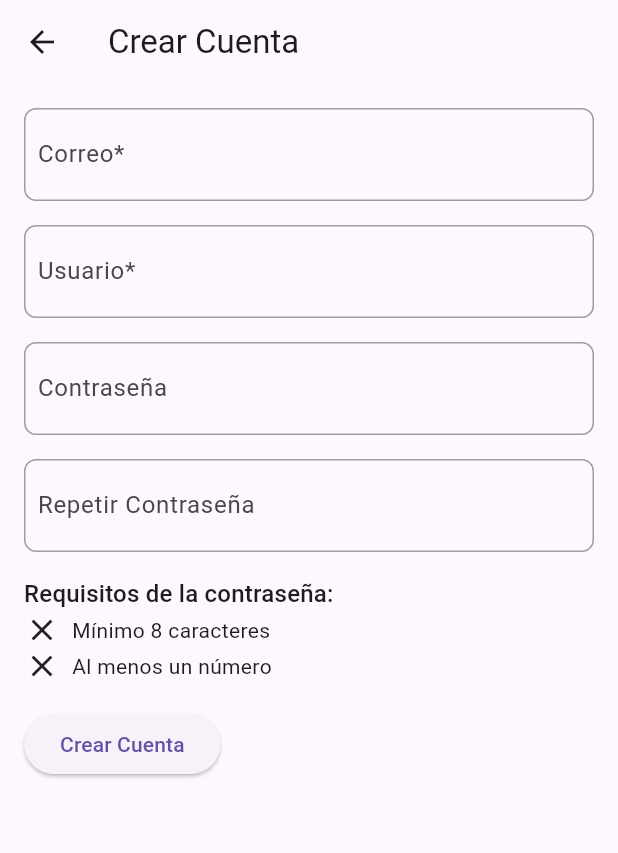
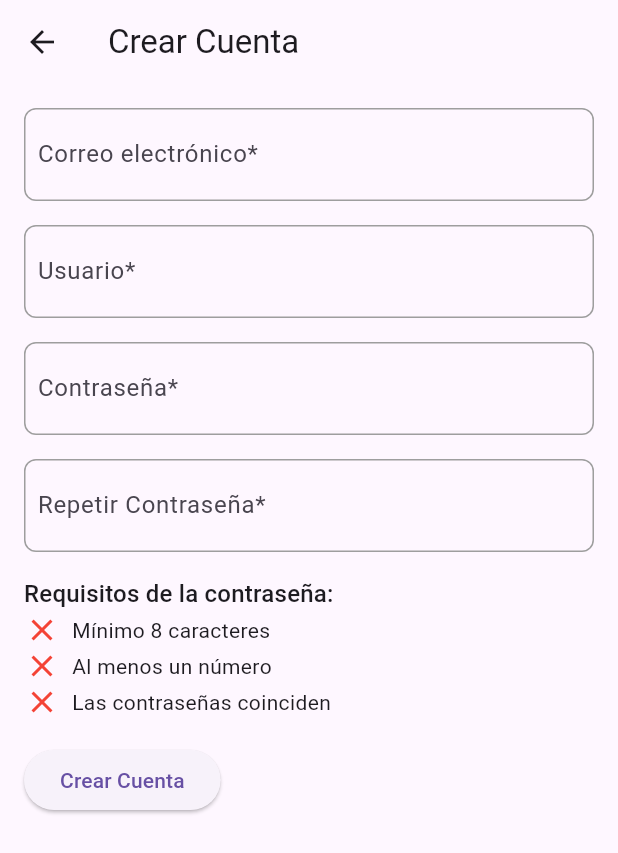
Before and after one commit to cheo2322/my_league_flutter, a Flutter app: the screen it shows after launch, in the side drawer, after a tap on "Crear cuenta", on a phone screen of 412 x 824 dp. Shown: the top 853 px of the screen. Run offline on Flutter 3.47's test engine with Material 3 defaults, Android fonts, the phone set to English and light mode, and no system bars; our stand-ins replace dio, flutter_secure_storage, font_awesome_flutter.

Commit message:
Add details for icons

```diff
--- a/lib/screens/login/signup_page.dart
+++ b/lib/screens/login/signup_page.dart
@@ -55,12 +55,16 @@ class _SignupPageState extends State<SignupPage> {
         child: Column(
           crossAxisAlignment: CrossAxisAlignment.start,
           children: [
-            _buildCustomTextField('Correo*', TextInputType.emailAddress, null),
+            _buildCustomTextField(
+              'Correo electrónico*',
+              TextInputType.emailAddress,
+              null,
+            ),
             const SizedBox(height: 16.0),
             _buildCustomTextField('Usuario*', TextInputType.text, null),
             const SizedBox(height: 16.0),
             _buildCustomTextField(
-              'Contraseña',
+              'Contraseña*',
               TextInputType.text,
               passwordController,
               obscureText: true,
@@ -68,13 +72,20 @@ class _SignupPageState extends State<SignupPage> {
             ),
             const SizedBox(height: 16.0),
             _buildCustomTextField(
-              'Repetir Contraseña',
+              'Repetir Contraseña*',
               TextInputType.text,
               confirmPasswordController,
               obscureText: true,
               onChanged: validateConfirmPassword,
               errorText: passwordsMatch ? null : 'Las contraseñas no coinciden',
+              trailingIcon:
+                  confirmPasswordController.text.isEmpty
+                      ? null
+                      : passwordsMatch
+                      ? const Icon(Icons.check, color: Colors.green)
+                      : const Icon(Icons.close, color: Colors.red),
             ),
+
             const SizedBox(height: 16.0),
             Column(
               crossAxisAlignment: CrossAxisAlignment.start,
@@ -85,16 +96,37 @@ class _SignupPageState extends State<SignupPage> {
                 ),
                 Row(
                   children: [
-                    Icon(hasMinLength ? Icons.check : Icons.close),
+                    Icon(
+                      hasMinLength ? Icons.check : Icons.close,
+                      color: hasMinLength ? Colors.green : Colors.red,
+                    ),
                     const SizedBox(width: 8.0),
                     const Text('Mínimo 8 caracteres'),
                   ],
                 ),
                 Row(
                   children: [
-                    Icon(hasNumber ? Icons.check : Icons.close),
+                    Icon(
+                      hasNumber ? Icons.check : Icons.close,
+                      color: hasNumber ? Colors.green : Colors.red,
+                    ),
                     const SizedBox(width: 8.0),
                     const Text('Al menos un número'),
+                  ],
+                ),
+                Row(
+                  children: [
+                    Icon(
+                      confirmPasswordController.text.isNotEmpty
+                          ? (passwordsMatch ? Icons.check : Icons.close)
+                          : Icons.close,
+                      color:
+                          confirmPasswordController.text.isNotEmpty
+                              ? (passwordsMatch ? Colors.green : Colors.red)
+                              : Colors.red,
+                    ),
+                    const SizedBox(width: 8.0),
+                    const Text('Las contraseñas coinciden'),
                   ],
                 ),
               ],
@@ -131,6 +163,7 @@ class _SignupPageState extends State<SignupPage> {
     bool obscureText = false,
     String? errorText,
     Function(String)? onChanged,
+    Widget? trailingIcon,
   }) {
     return Container(
       padding: const EdgeInsets.symmetric(horizontal: 8.0, vertical: 2.0),
@@ -138,6 +171,9 @@ class _SignupPageState extends State<SignupPage> {
         border: Border.all(color: errorText == null ? Colors.grey : Colors.red),
         borderRadius: BorderRadius.circular(8.0),
       ),
+      child: Row(
+        children: [
+          Expanded(
             child: TextField(
               controller: controller,
               obscureText: obscureText,
@@ -149,6 +185,10 @@ class _SignupPageState extends State<SignupPage> {
               ),
               onChanged: onChanged,
             ),
+          ),
+          if (trailingIcon != null) trailingIcon,
+        ],
+      ),
     );
   }
 }
```
Lines whose indentation alone changed are shown as unchanged.
